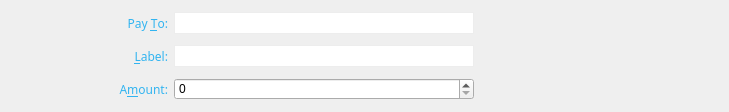
Above: src/qt/forms/sendcoinsentry.ui from djtms/grumpycoin before the change. Below: the same form after it.
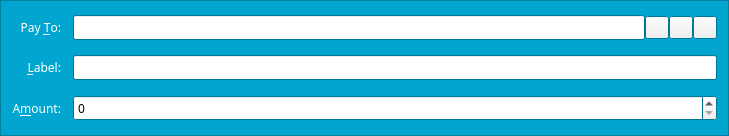
That is the form after the change. Icons and pictures are not drawn. Custom widgets are drawn as their Qt base class.

Diff of the .ui file:
```diff
--- a/src/qt/forms/sendcoinsentry.ui
+++ b/src/qt/forms/sendcoinsentry.ui
@@ -7,153 +7,439 @@
     <x>0</x>
     <y>0</y>
     <width>729</width>
-    <height>112</height>
+    <height>136</height>
    </rect>
   </property>
-  <property name="sizePolicy">
-   <sizepolicy hsizetype="Preferred" vsizetype="Fixed">
-    <horstretch>0</horstretch>
-    <verstretch>0</verstretch>
-   </sizepolicy>
+  <property name="palette">
+   <palette>
+    <active>
+     <colorrole role="WindowText">
+      <brush brushstyle="SolidPattern">
+       <color alpha="255">
+        <red>255</red>
+        <green>255</green>
+        <blue>255</blue>
+       </color>
+      </brush>
+     </colorrole>
+     <colorrole role="Base">
+      <brush brushstyle="SolidPattern">
+       <color alpha="255">
+        <red>255</red>
+        <green>255</green>
+        <blue>255</blue>
+       </color>
+      </brush>
+     </colorrole>
+     <colorrole role="Window">
+      <brush brushstyle="SolidPattern">
+       <color alpha="255">
+        <red>0</red>
+        <green>166</green>
+        <blue>207</blue>
+       </color>
+      </brush>
+     </colorrole>
+    </active>
+    <inactive>
+     <colorrole role="WindowText">
+      <brush brushstyle="SolidPattern">
+       <color alpha="255">
+        <red>255</red>
+        <green>255</green>
+        <blue>255</blue>
+       </color>
+      </brush>
+     </colorrole>
+     <colorrole role="Base">
+      <brush brushstyle="SolidPattern">
+       <color alpha="255">
+        <red>255</red>
+        <green>255</green>
+        <blue>255</blue>
+       </color>
+      </brush>
+     </colorrole>
+     <colorrole role="Window">
+      <brush brushstyle="SolidPattern">
+       <color alpha="255">
+        <red>0</red>
+        <green>166</green>
+        <blue>207</blue>
+       </color>
+      </brush>
+     </colorrole>
+    </inactive>
+    <disabled>
+     <colorrole role="WindowText">
+      <brush brushstyle="SolidPattern">
+       <color alpha="255">
+        <red>127</red>
+        <green>127</green>
+        <blue>127</blue>
+       </color>
+      </brush>
+     </colorrole>
+     <colorrole role="Base">
+      <brush brushstyle="SolidPattern">
+       <color alpha="255">
+        <red>0</red>
+        <green>166</green>
+        <blue>207</blue>
+       </color>
+      </brush>
+     </colorrole>
+     <colorrole role="Window">
+      <brush brushstyle="SolidPattern">
+       <color alpha="255">
+        <red>0</red>
+        <green>166</green>
+        <blue>207</blue>
+       </color>
+      </brush>
+     </colorrole>
+    </disabled>
+   </palette>
+  </property>
+  <property name="font">
+   <font>
+    <family>Finger Paint</family>
+   </font>
   </property>
   <property name="windowTitle">
    <string notr="true"/>
   </property>
-  <property name="styleSheet">
-   <string notr="true">* {
-    font-family:&quot;Finger Paint&quot;;
-}
-QLabel {
-	color: #32b4f0;
-}
-QLineEdit {
-	border: 1px solid #ededed;
-	background-color: white;
-	min-height: 20px;
-}
-QComboBox {
-	border: 1px solid #ededed;
-	background-color: white;
-	min-height: 20px;
-	max-width: 60px;
-}</string>
+  <property name="autoFillBackground">
+   <bool>true</bool>
   </property>
   <property name="frameShape">
-   <enum>QFrame::NoFrame</enum>
+   <enum>QFrame::StyledPanel</enum>
   </property>
   <property name="frameShadow">
    <enum>QFrame::Sunken</enum>
   </property>
-  <property name="lineWidth">
-   <number>0</number>
-  </property>
-  <layout class="QGridLayout" name="gridLayout_2">
-   <item row="0" column="0">
-    <spacer name="horizontalSpacer">
-     <property name="orientation">
-      <enum>Qt::Horizontal</enum>
+  <layout class="QGridLayout" name="gridLayout">
+   <property name="spacing">
+    <number>12</number>
+   </property>
+   <item row="5" column="0">
+    <widget class="QLabel" name="label">
+     <property name="palette">
+      <palette>
+       <active>
+        <colorrole role="WindowText">
+         <brush brushstyle="SolidPattern">
+          <color alpha="255">
+           <red>255</red>
+           <green>255</green>
+           <blue>255</blue>
+          </color>
+         </brush>
+        </colorrole>
+       </active>
+       <inactive>
+        <colorrole role="WindowText">
+         <brush brushstyle="SolidPattern">
+          <color alpha="255">
+           <red>255</red>
+           <green>255</green>
+           <blue>255</blue>
+          </color>
+         </brush>
+        </colorrole>
+       </inactive>
+       <disabled>
+        <colorrole role="WindowText">
+         <brush brushstyle="SolidPattern">
+          <color alpha="255">
+           <red>127</red>
+           <green>127</green>
+           <blue>127</blue>
+          </color>
+         </brush>
+        </colorrole>
+       </disabled>
+      </palette>
      </property>
-     <property name="sizeHint" stdset="0">
-      <size>
-       <width>40</width>
-       <height>20</height>
-      </size>
+     <property name="font">
+      <font>
+       <family>Finger Paint</family>
+      </font>
      </property>
-    </spacer>
+     <property name="text">
+      <string>A&amp;mount:</string>
+     </property>
+     <property name="alignment">
+      <set>Qt::AlignRight|Qt::AlignTrailing|Qt::AlignVCenter</set>
+     </property>
+     <property name="buddy">
+      <cstring>payAmount</cstring>
+     </property>
+    </widget>
    </item>
-   <item row="0" column="1">
-    <layout class="QGridLayout" name="gridLayout">
-     <property name="verticalSpacing">
-      <number>10</number>
+   <item row="3" column="0">
+    <widget class="QLabel" name="label_2">
+     <property name="palette">
+      <palette>
+       <active>
+        <colorrole role="WindowText">
+         <brush brushstyle="SolidPattern">
+          <color alpha="255">
+           <red>255</red>
+           <green>255</green>
+           <blue>255</blue>
+          </color>
+         </brush>
+        </colorrole>
+       </active>
+       <inactive>
+        <colorrole role="WindowText">
+         <brush brushstyle="SolidPattern">
+          <color alpha="255">
+           <red>255</red>
+           <green>255</green>
+           <blue>255</blue>
+          </color>
+         </brush>
+        </colorrole>
+       </inactive>
+       <disabled>
+        <colorrole role="WindowText">
+         <brush brushstyle="SolidPattern">
+          <color alpha="255">
+           <red>127</red>
+           <green>127</green>
+           <blue>127</blue>
+          </color>
+         </brush>
+        </colorrole>
+       </disabled>
+      </palette>
      </property>
-     <item row="0" column="0">
-      <widget class="QLabel" name="label_2">
-       <property name="font">
-        <font>
-         <family>Finger Paint</family>
-        </font>
-       </property>
-       <property name="text">
-        <string>Pay &amp;To:</string>
-       </property>
-       <property name="alignment">
-        <set>Qt::AlignRight|Qt::AlignTrailing|Qt::AlignVCenter</set>
-       </property>
-       <property name="buddy">
-        <cstring>payTo</cstring>
-       </property>
-      </widget>
-     </item>
-     <item row="1" column="0">
-      <widget class="QLabel" name="label_4">
-       <property name="font">
-        <font>
-         <family>Finger Paint</family>
-        </font>
-       </property>
-       <property name="text">
-        <string>&amp;Label:</string>
-       </property>
-       <property name="alignment">
-        <set>Qt::AlignRight|Qt::AlignTrailing|Qt::AlignVCenter</set>
-       </property>
-       <property name="buddy">
-        <cstring>addAsLabel</cstring>
-       </property>
-      </widget>
-     </item>
-     <item row="2" column="0">
-      <widget class="QLabel" name="label">
-       <property name="font">
-        <font>
-         <family>Finger Paint</family>
-        </font>
-       </property>
-       <property name="text">
-        <string>A&amp;mount:</string>
-       </property>
-       <property name="alignment">
-        <set>Qt::AlignRight|Qt::AlignTrailing|Qt::AlignVCenter</set>
-       </property>
-       <property name="buddy">
-        <cstring>payAmount</cstring>
-       </property>
-      </widget>
-     </item>
-     <item row="2" column="1">
-      <layout class="QHBoxLayout" name="horizontalLayout">
-       <item>
-        <widget class="GrumpyCoinAmountField" name="payAmount">
-         <property name="sizePolicy">
-          <sizepolicy hsizetype="Minimum" vsizetype="Fixed">
-           <horstretch>0</horstretch>
-           <verstretch>0</verstretch>
-          </sizepolicy>
-         </property>
-         <property name="minimumSize">
-          <size>
-           <width>0</width>
-           <height>0</height>
-          </size>
-         </property>
-        </widget>
-       </item>
-      </layout>
-     </item>
-     <item row="1" column="1">
+     <property name="font">
+      <font>
+       <family>Finger Paint</family>
+      </font>
+     </property>
+     <property name="text">
+      <string>Pay &amp;To:</string>
+     </property>
+     <property name="alignment">
+      <set>Qt::AlignRight|Qt::AlignTrailing|Qt::AlignVCenter</set>
+     </property>
+     <property name="buddy">
+      <cstring>payTo</cstring>
+     </property>
+    </widget>
+   </item>
+   <item row="5" column="1">
+    <widget class="BitcoinAmountField" name="payAmount">
+     <property name="palette">
+      <palette>
+       <active>
+        <colorrole role="WindowText">
+         <brush brushstyle="SolidPattern">
+          <color alpha="255">
+           <red>0</red>
+           <green>0</green>
+           <blue>0</blue>
+          </color>
+         </brush>
+        </colorrole>
+       </active>
+       <inactive>
+        <colorrole role="WindowText">
+         <brush brushstyle="SolidPattern">
+          <color alpha="255">
+           <red>0</red>
+           <green>0</green>
+           <blue>0</blue>
+          </color>
+         </brush>
+        </colorrole>
+       </inactive>
+       <disabled>
+        <colorrole role="WindowText">
+         <brush brushstyle="SolidPattern">
+          <color alpha="255">
+           <red>127</red>
+           <green>127</green>
+           <blue>127</blue>
+          </color>
+         </brush>
+        </colorrole>
+       </disabled>
+      </palette>
+     </property>
+     <property name="font">
+      <font>
+       <family>Finger Paint</family>
+      </font>
+     </property>
+    </widget>
+   </item>
+   <item row="4" column="1">
+    <layout class="QHBoxLayout" name="horizontalLayout_2">
+     <property name="spacing">
+      <number>0</number>
+     </property>
+     <item>
       <widget class="QValidatedLineEdit" name="addAsLabel">
+       <property name="enabled">
+        <bool>true</bool>
+       </property>
+       <property name="palette">
+        <palette>
+         <active>
+          <colorrole role="WindowText">
+           <brush brushstyle="SolidPattern">
+            <color alpha="255">
+             <red>0</red>
+             <green>0</green>
+             <blue>0</blue>
+            </color>
+           </brush>
+          </colorrole>
+         </active>
+         <inactive>
+          <colorrole role="WindowText">
+           <brush brushstyle="SolidPattern">
+            <color alpha="255">
+             <red>0</red>
+             <green>0</green>
+             <blue>0</blue>
+            </color>
+           </brush>
+          </colorrole>
+         </inactive>
+         <disabled>
+          <colorrole role="WindowText">
+           <brush brushstyle="SolidPattern">
+            <color alpha="255">
+             <red>127</red>
+             <green>127</green>
+             <blue>127</blue>
+            </color>
+           </brush>
+          </colorrole>
+         </disabled>
+        </palette>
+       </property>
+       <property name="font">
+        <font>
+         <family>Finger Paint</family>
+        </font>
+       </property>
        <property name="toolTip">
         <string>Enter a label for this address to add it to your address book</string>
        </property>
       </widget>
      </item>
-     <item row="0" column="1">
+    </layout>
+   </item>
+   <item row="4" column="0">
+    <widget class="QLabel" name="label_4">
+     <property name="palette">
+      <palette>
+       <active>
+        <colorrole role="WindowText">
+         <brush brushstyle="SolidPattern">
+          <color alpha="255">
+           <red>255</red>
+           <green>255</green>
+           <blue>255</blue>
+          </color>
+         </brush>
+        </colorrole>
+       </active>
+       <inactive>
+        <colorrole role="WindowText">
+         <brush brushstyle="SolidPattern">
+          <color alpha="255">
+           <red>255</red>
+           <green>255</green>
+           <blue>255</blue>
+          </color>
+         </brush>
+        </colorrole>
+       </inactive>
+       <disabled>
+        <colorrole role="WindowText">
+         <brush brushstyle="SolidPattern">
+          <color alpha="255">
+           <red>127</red>
+           <green>127</green>
+           <blue>127</blue>
+          </color>
+         </brush>
+        </colorrole>
+       </disabled>
+      </palette>
+     </property>
+     <property name="font">
+      <font>
+       <family>Finger Paint</family>
+      </font>
+     </property>
+     <property name="text">
+      <string>&amp;Label:</string>
+     </property>
+     <property name="alignment">
+      <set>Qt::AlignRight|Qt::AlignTrailing|Qt::AlignVCenter</set>
+     </property>
+     <property name="buddy">
+      <cstring>addAsLabel</cstring>
+     </property>
+    </widget>
+   </item>
+   <item row="3" column="1">
+    <layout class="QHBoxLayout" name="payToLayout">
+     <property name="spacing">
+      <number>0</number>
+     </property>
+     <item>
       <widget class="QValidatedLineEdit" name="payTo">
-       <property name="minimumSize">
-        <size>
-         <width>300</width>
-         <height>22</height>
-        </size>
+       <property name="palette">
+        <palette>
+         <active>
+          <colorrole role="WindowText">
+           <brush brushstyle="SolidPattern">
+            <color alpha="255">
+             <red>0</red>
+             <green>0</green>
+             <blue>0</blue>
+            </color>
+           </brush>
+          </colorrole>
+         </active>
+         <inactive>
+          <colorrole role="WindowText">
+           <brush brushstyle="SolidPattern">
+            <color alpha="255">
+             <red>0</red>
+             <green>0</green>
+             <blue>0</blue>
+            </color>
+           </brush>
+          </colorrole>
+         </inactive>
+         <disabled>
+          <colorrole role="WindowText">
+           <brush brushstyle="SolidPattern">
+            <color alpha="255">
+             <red>127</red>
+             <green>127</green>
+             <blue>127</blue>
+            </color>
+           </brush>
+          </colorrole>
+         </disabled>
+        </palette>
+       </property>
+       <property name="font">
+        <font>
+         <family>Finger Paint</family>
+        </font>
        </property>
        <property name="toolTip">
         <string>The address to send the payment to (e.g. MNS17iag9jJgTHD1VXjvLCEnZuQ3rJDE9L)</string>
@@ -163,237 +449,70 @@
        </property>
       </widget>
      </item>
-    </layout>
-   </item>
-   <item row="0" column="2">
-    <layout class="QVBoxLayout" name="verticalLayout">
      <item>
-      <layout class="QHBoxLayout" name="horizontalLayout_2">
-       <item>
-        <widget class="QPushButton" name="addButton">
-         <property name="minimumSize">
-          <size>
-           <width>28</width>
-           <height>28</height>
-          </size>
-         </property>
-         <property name="maximumSize">
-          <size>
-           <width>28</width>
-           <height>28</height>
-          </size>
-         </property>
-         <property name="toolTip">
-          <string>Send to multiple recipients at once</string>
-         </property>
-         <property name="styleSheet">
-          <string notr="true">QPushButton {
-	border: 0px solid gray;
-	image: url(:/res/add_receiver/normal.png);
-}
-
-QPushButton:!enabled {
-	image: url(:/res/add_receiver/disabled.png);
-}
-
-QPushButton:pressed:flat {
-	image: url(:/res/add_receiver/pressed.png);
-}
-
-QPushButton:hover {
-	image: url(:/res/add_receiver/hover.png);
-}</string>
-         </property>
-         <property name="text">
-          <string/>
-         </property>
-         <property name="shortcut">
-          <string>Alt+P</string>
-         </property>
-         <property name="flat">
-          <bool>true</bool>
-         </property>
-        </widget>
-       </item>
-       <item>
-        <widget class="QPushButton" name="pasteButton">
-         <property name="minimumSize">
-          <size>
-           <width>28</width>
-           <height>28</height>
-          </size>
-         </property>
-         <property name="maximumSize">
-          <size>
-           <width>28</width>
-           <height>28</height>
-          </size>
-         </property>
-         <property name="toolTip">
-          <string>Paste address from clipboard</string>
-         </property>
-         <property name="styleSheet">
-          <string notr="true">QPushButton {
-	border: 0px solid gray;
-	image: url(:/res/paste/normal.png);	
-}
-
-QPushButton:!enabled {
-	image: url(:/res/paste/disabled.png);
-}
-
-QPushButton:pressed:flat {
-	image: url(:/res/paste/pressed.png);
-}
-
-QPushButton:hover {
-	image: url(:/res/paste/hover.png);
-}</string>
-         </property>
-         <property name="text">
-          <string/>
-         </property>
-         <property name="shortcut">
-          <string>Alt+A</string>
-         </property>
-         <property name="flat">
-          <bool>true</bool>
-         </property>
-        </widget>
-       </item>
-       <item>
-        <widget class="QPushButton" name="addressBookButton">
-         <property name="minimumSize">
-          <size>
-           <width>28</width>
-           <height>28</height>
-          </size>
-         </property>
-         <property name="maximumSize">
-          <size>
-           <width>28</width>
-           <height>28</height>
-          </size>
-         </property>
-         <property name="toolTip">
-          <string>Choose address from address book</string>
-         </property>
-         <property name="styleSheet">
-          <string notr="true">QPushButton {
-	border: 0px solid gray;
-	image: url(:/res/addressbook/normal.png);
-}
-
-QPushButton:!enabled {
-	image: url(:/res/addressbook/disabled.png);
-}
-
-QPushButton:pressed:flat {
-	image: url(:/res/addressbook/pressed.png);
-}
-
-QPushButton:hover {
-	image: url(:/res/addressbook/hover.png);
-}</string>
-         </property>
-         <property name="text">
-          <string/>
-         </property>
-         <property name="shortcut">
-          <string>Alt+P</string>
-         </property>
-         <property name="flat">
-          <bool>true</bool>
-         </property>
-        </widget>
-       </item>
-       <item>
-        <widget class="QPushButton" name="deleteButton">
-         <property name="minimumSize">
-          <size>
-           <width>28</width>
-           <height>28</height>
-          </size>
-         </property>
-         <property name="maximumSize">
-          <size>
-           <width>28</width>
-           <height>28</height>
-          </size>
-         </property>
-         <property name="toolTip">
-          <string>Remove this recipient</string>
-         </property>
-         <property name="styleSheet">
-          <string notr="true">QPushButton {
-	border: 0px solid gray;
-	image: url(:/res/del_receiver/normal.png);
-}
-
-QPushButton:!enabled {
-	image: url(:/res/del_receiver/disabled.png);
-}
-
-QPushButton:pressed:flat {
-	image: url(:/res/del_receiver/pressed.png);
-}
-
-QPushButton:hover {
-	image: url(:/res/del_receiver/hover.png);
-}</string>
-         </property>
-         <property name="text">
-          <string/>
-         </property>
-         <property name="flat">
-          <bool>true</bool>
-         </property>
-        </widget>
-       </item>
-      </layout>
+      <widget class="QToolButton" name="addressBookButton">
+       <property name="toolTip">
+        <string>Choose address from address book</string>
+       </property>
+       <property name="text">
+        <string/>
+       </property>
+       <property name="icon">
+        <iconset resource="../bitcoin.qrc">
+         <normaloff>:/icons/address-book</normaloff>:/icons/address-book</iconset>
+       </property>
+       <property name="shortcut">
+        <string>Alt+A</string>
+       </property>
+      </widget>
      </item>
      <item>
-      <spacer name="verticalSpacer">
-       <property name="orientation">
-        <enum>Qt::Vertical</enum>
+      <widget class="QToolButton" name="pasteButton">
+       <property name="toolTip">
+        <string>Paste address from clipboard</string>
        </property>
-       <property name="sizeHint" stdset="0">
-        <size>
-         <width>20</width>
-         <height>40</height>
-        </size>
+       <property name="text">
+        <string/>
        </property>
-      </spacer>
+       <property name="icon">
+        <iconset resource="../bitcoin.qrc">
+         <normaloff>:/icons/editpaste</normaloff>:/icons/editpaste</iconset>
+       </property>
+       <property name="shortcut">
+        <string>Alt+P</string>
+       </property>
+      </widget>
      </item>
+     <item>
+      <widget class="QToolButton" name="deleteButton">
+       <property name="toolTip">
+        <string>Remove this recipient</string>
+       </property>
+       <property name="text">
+        <string/>
+       </property>
+       <property name="icon">
+        <iconset resource="../bitcoin.qrc">
+         <normaloff>:/icons/remove</normaloff>:/icons/remove</iconset>
+       </property>
+      </widget>
+     </item>
     </layout>
    </item>
-   <item row="0" column="3">
-    <spacer name="horizontalSpacer_2">
-     <property name="orientation">
-      <enum>Qt::Horizontal</enum>
-     </property>
-     <property name="sizeHint" stdset="0">
-      <size>
-       <width>40</width>
-       <height>20</height>
-      </size>
-     </property>
-    </spacer>
-   </item>
   </layout>
  </widget>
  <customwidgets>
-  <customwidget>
-   <class>GrumpyCoinAmountField</class>
-   <extends>QSpinBox</extends>
-   <header>bitcoinamountfield.h</header>
-   <container>1</container>
-  </customwidget>
   <customwidget>
    <class>QValidatedLineEdit</class>
    <extends>QLineEdit</extends>
    <header>qvalidatedlineedit.h</header>
   </customwidget>
+  <customwidget>
+   <class>BitcoinAmountField</class>
+   <extends>QSpinBox</extends>
+   <header>bitcoinamountfield.h</header>
+   <container>1</container>
+  </customwidget>
  </customwidgets>
  <resources/>
  <connections/>
```
Left out of the diff: 13 changed lines with no effect on the pictures.
